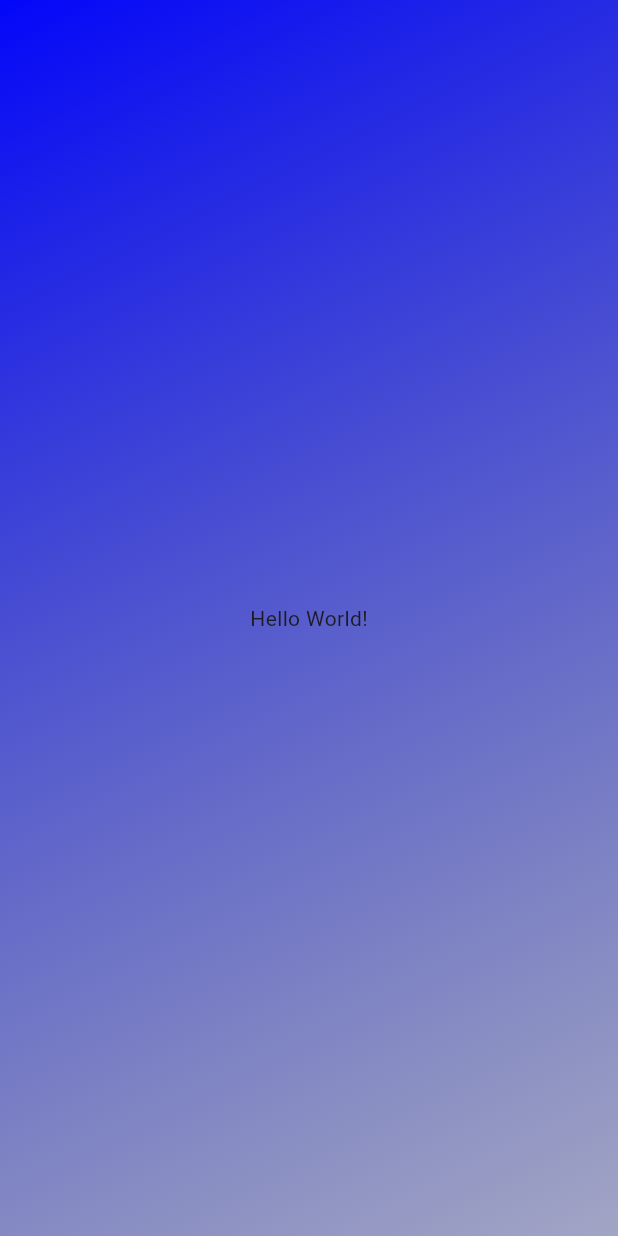
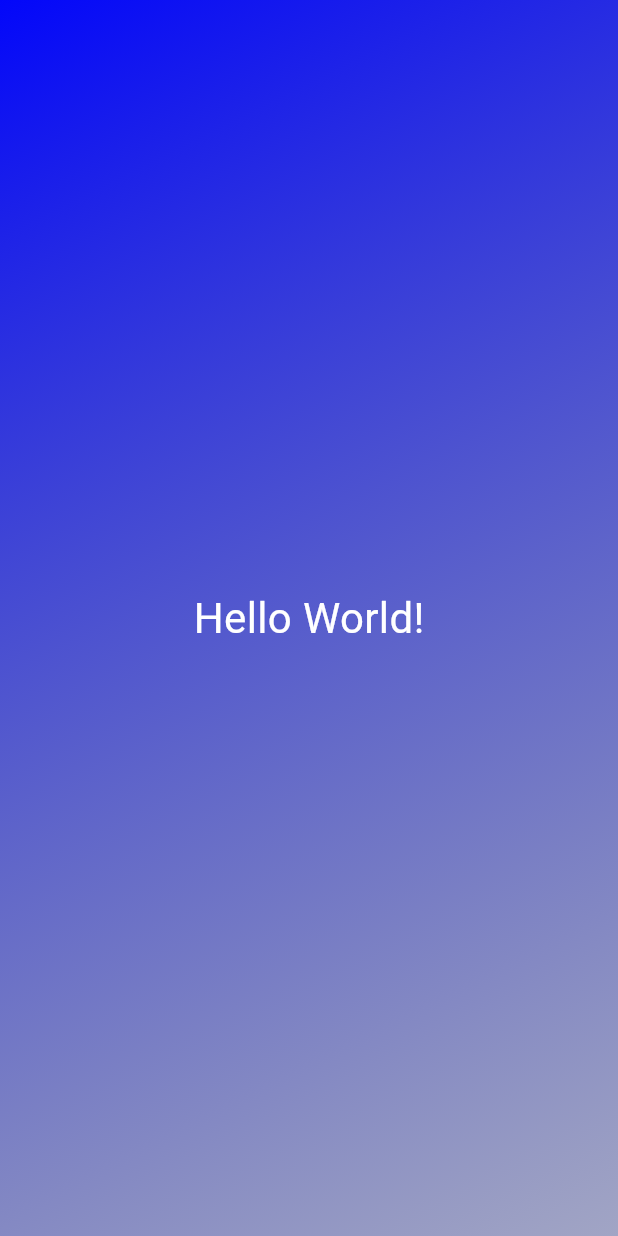
Before and after one commit to ArnoldAbiri/first-flutter-app, a Flutter app: the screen it shows after launch, on a phone screen of 412 x 824 dp. Run offline on Flutter 3.47's test engine with Material 3 defaults, Android fonts, the phone set to English and light mode, and no system bars.

Commit message:
✨ feat(main.dart): Refactors UI to use a custom GradientContainer widget and styles the text.

```diff
--- a/lib/main.dart
+++ b/lib/main.dart
@@ -1,9 +1,20 @@
 import 'package:flutter/material.dart';
 
 void main() {
-  runApp(MaterialApp(
+  runApp(const MaterialApp(
     home: Scaffold(
-      body: Container(
+      body: GradientContainer(),
+    )
+  ),
+  );
+}
+
+class GradientContainer extends StatelessWidget {
+  const GradientContainer({super.key});
+
+  @override
+  Widget build(context) {
+    return Container(
         decoration: const BoxDecoration(
           gradient: LinearGradient(
             colors: [
@@ -15,10 +26,12 @@ void main() {
           ),
         ),
         child: const Center(
-            child: Text('Hello World!'),
+          child: Text('Hello World!',
+            style: TextStyle(
+              fontSize: 28,
+              color: Colors.white,
+            ),),
         )
-      ),
-    ),
-  ),
     );
   }
+}
```
Lines whose indentation alone changed are shown as unchanged.
